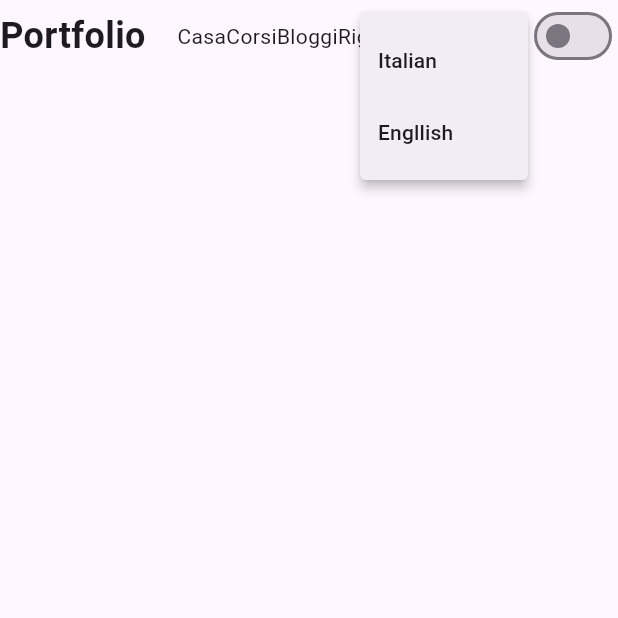
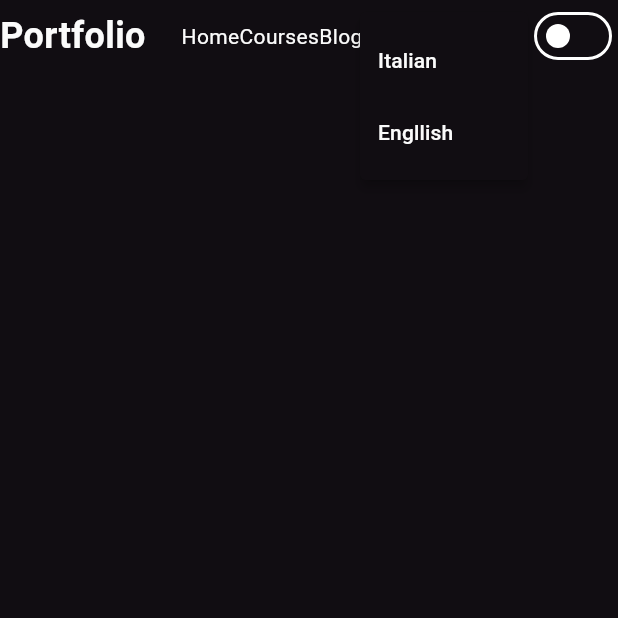
Before and after one commit to ignis-victorious/wportfolio, a Flutter app: the screen it shows after launch, after a tap on the "more vert" icon, on a phone screen of 412 x 824 dp, the top half of it. Run offline on Flutter 3.47's test engine with Material 3 defaults, Android fonts, the phone set to English and light mode, and no system bars; our stand-ins replace flutter_riverpod; generated files the repository leaves out were written again.

Commit message:
Add theme

```diff
--- a/lib/main.dart
+++ b/lib/main.dart
@@ -3,6 +3,7 @@
 import 'package:flutter/material.dart';
 import 'package:flutter_localizations/flutter_localizations.dart';
 import 'package:flutter_riverpod/flutter_riverpod.dart';
+import 'package:wportfolio/style/app_theme.dart';
 //  import FILES
 import 'home_page.dart';
 import 'package:flutter_gen/gen_l10n/app_localizations.dart';
@@ -27,14 +28,16 @@ class MyApp extends StatelessWidget {
         GlobalWidgetsLocalizations.delegate,
         GlobalCupertinoLocalizations.delegate,
       ],
+      darkTheme: AppTheme.dark,
+      themeMode: ThemeMode.dark,
       supportedLocales: [
         Locale('en'), // English
         Locale('it'), // Italian
       ],
-      locale: Locale('it'),
+      // locale: Locale('it'),
 
       theme: ThemeData(
-        colorScheme: ColorScheme.fromSeed(seedColor: Colors.deepPurple),
+        colorScheme: ColorScheme.fromSeed(seedColor: Colors.indigo),
       ),
       home: const HomePage(),
     );
--- a/lib/my_app_bar.dart
+++ b/lib/my_app_bar.dart
@@ -50,7 +50,9 @@ class AppMenus extends StatelessWidget {
 
   @override
   Widget build(BuildContext context) {
-    return Row(
+    return Container(
+      color: Theme.of(context).appBarTheme.backgroundColor,
+      child: Row(
         children: <Widget>[
           Text(context.texts.home),
           Text(context.texts.courses),
@@ -62,6 +64,7 @@ class AppMenus extends StatelessWidget {
           // Text(AppLocalizations.of(context)!.about),
 
         ],
+      ),
     );
   }
 }
--- /dev/null
+++ b/lib/style/app_colors.dart
@@ -0,0 +1,25 @@
+// -------------
+//  import LIBRARIES
+import 'package:flutter/material.dart';
+//  import FILES
+
+// PARTS
+// PROVIDERS
+// -------------
+
+class AppColors {
+  static const primaryColor = Color(0xff561895);
+  static const darkBackgroundColor = Color(0xff110D12);
+  static const gray = MaterialColor(100, {
+    100: Color(0xffFBFBFB),
+    200: Color(0xffE2E2E2),
+    300: Color(0xffC9C9C9),
+    400: Color(0xffB0B0B0),
+    500: Color(0xff979797),
+    600: Color(0xff7E7E7E),
+    700: Color(0xff646464),
+    800: Color(0xff333333),
+    850: Color(0xff131313),
+    900: Color(0xff110D12),
+  });
+}
--- /dev/null
+++ b/lib/style/app_theme.dart
@@ -0,0 +1,21 @@
+// -------------
+//  import LIBRARIES
+import 'package:flutter/material.dart';
+//  import FILES
+import 'app_colors.dart';
+// PARTS
+// PROVIDERS
+// -------------
+
+class AppTheme {
+  static ThemeData get dark => ThemeData(
+    colorScheme: ColorScheme.dark(
+  primary: AppColors.primaryColor,
+  surface: AppColors.darkBackgroundColor,
+  onSurface: AppColors.gray[100]!,
+),
+    useMaterial3: true,
+    scaffoldBackgroundColor: AppColors.darkBackgroundColor,
+    appBarTheme: AppBarTheme(color: AppColors.gray[900]),
+  ); // ThemeData
+}
```
Lines whose indentation alone changed are shown as unchanged.
